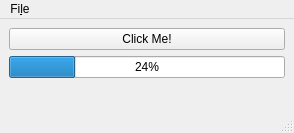
Before: the Qt Designer form mainwindow.ui in mrutyunjayagadanayak/SimpleGame, drawn with Qt 5.
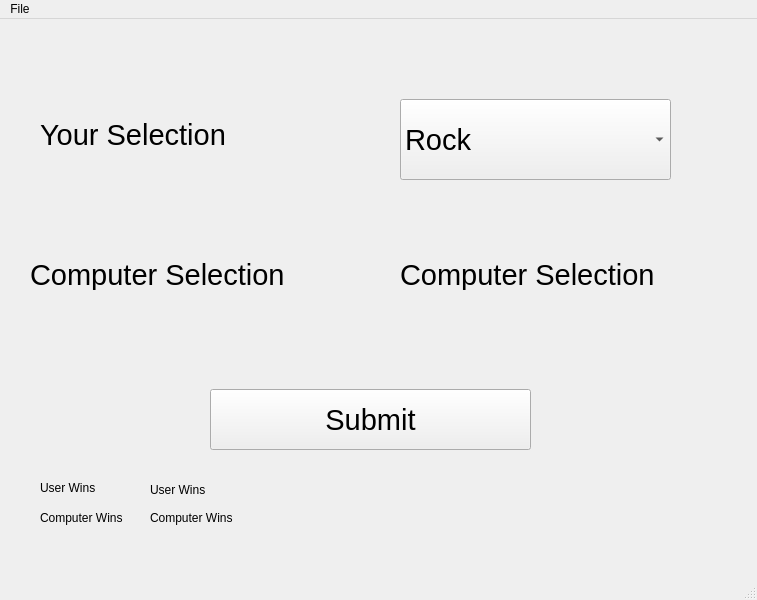
After: the same form once the commit is applied.

What changed in the file:
```diff
--- a/mainwindow.ui
+++ b/mainwindow.ui
@@ -6,56 +6,181 @@
    <rect>
     <x>0</x>
     <y>0</y>
-    <width>294</width>
-    <height>133</height>
+    <width>757</width>
+    <height>600</height>
    </rect>
   </property>
   <property name="windowTitle">
    <string>MainWindow</string>
   </property>
   <widget class="QWidget" name="centralwidget">
-   <layout class="QVBoxLayout" name="verticalLayout">
+   <widget class="QComboBox" name="userSelection">
+    <property name="geometry">
+     <rect>
+      <x>400</x>
+      <y>80</y>
+      <width>271</width>
+      <height>81</height>
+     </rect>
+    </property>
+    <property name="font">
+     <font>
+      <pointsize>22</pointsize>
+     </font>
+    </property>
     <item>
-     <widget class="QPushButton" name="pushButton">
-      <property name="text">
-       <string>Click Me!</string>
-      </property>
-     </widget>
+     <property name="text">
+      <string>Rock</string>
+     </property>
     </item>
     <item>
-     <widget class="QProgressBar" name="progressBar">
-      <property name="value">
-       <number>24</number>
-      </property>
-     </widget>
+     <property name="text">
+      <string>Paper</string>
+     </property>
     </item>
     <item>
-     <spacer name="verticalSpacer">
-      <property name="orientation">
-       <enum>Qt::Vertical</enum>
-      </property>
-      <property name="sizeHint" stdset="0">
-       <size>
-        <width>20</width>
-        <height>40</height>
-       </size>
-      </property>
-     </spacer>
+     <property name="text">
+      <string>Scissor</string>
+     </property>
     </item>
-   </layout>
+   </widget>
+   <widget class="QLabel" name="label">
+    <property name="geometry">
+     <rect>
+      <x>40</x>
+      <y>100</y>
+      <width>201</width>
+      <height>31</height>
+     </rect>
+    </property>
+    <property name="font">
+     <font>
+      <pointsize>22</pointsize>
+     </font>
+    </property>
+    <property name="text">
+     <string>Your Selection</string>
+    </property>
+   </widget>
+   <widget class="QLabel" name="label_2">
+    <property name="geometry">
+     <rect>
+      <x>30</x>
+      <y>240</y>
+      <width>311</width>
+      <height>31</height>
+     </rect>
+    </property>
+    <property name="font">
+     <font>
+      <pointsize>22</pointsize>
+     </font>
+    </property>
+    <property name="text">
+     <string>Computer Selection</string>
+    </property>
+   </widget>
+   <widget class="QLabel" name="computeSelection">
+    <property name="geometry">
+     <rect>
+      <x>400</x>
+      <y>240</y>
+      <width>311</width>
+      <height>31</height>
+     </rect>
+    </property>
+    <property name="font">
+     <font>
+      <pointsize>22</pointsize>
+     </font>
+    </property>
+    <property name="text">
+     <string>Computer Selection</string>
+    </property>
+   </widget>
+   <widget class="QPushButton" name="pushButton">
+    <property name="geometry">
+     <rect>
+      <x>210</x>
+      <y>370</y>
+      <width>321</width>
+      <height>61</height>
+     </rect>
+    </property>
+    <property name="font">
+     <font>
+      <pointsize>22</pointsize>
+     </font>
+    </property>
+    <property name="text">
+     <string>Submit</string>
+    </property>
+   </widget>
+   <widget class="QLabel" name="label_3">
+    <property name="geometry">
+     <rect>
+      <x>40</x>
+      <y>460</y>
+      <width>81</width>
+      <height>17</height>
+     </rect>
+    </property>
+    <property name="text">
+     <string>User Wins</string>
+    </property>
+   </widget>
+   <widget class="QLabel" name="label_4">
+    <property name="geometry">
+     <rect>
+      <x>40</x>
+      <y>490</y>
+      <width>91</width>
+      <height>17</height>
+     </rect>
+    </property>
+    <property name="text">
+     <string>Computer Wins</string>
+    </property>
+   </widget>
+   <widget class="QLabel" name="userWins">
+    <property name="geometry">
+     <rect>
+      <x>150</x>
+      <y>460</y>
+      <width>81</width>
+      <height>21</height>
+     </rect>
+    </property>
+    <property name="text">
+     <string>User Wins</string>
+    </property>
+   </widget>
+   <widget class="QLabel" name="computerWins">
+    <property name="geometry">
+     <rect>
+      <x>150</x>
+      <y>490</y>
+      <width>91</width>
+      <height>17</height>
+     </rect>
+    </property>
+    <property name="text">
+     <string>Computer Wins</string>
+    </property>
+   </widget>
   </widget>
   <widget class="QMenuBar" name="menubar">
    <property name="geometry">
     <rect>
      <x>0</x>
      <y>0</y>
-     <width>294</width>
-     <height>29</height>
+     <width>757</width>
+     <height>22</height>
     </rect>
    </property>
    <widget class="QMenu" name="menuFile">
     <property name="title">
-     <string>Fi&amp;le</string>
+     <string>File</string>
     </property>
     <addaction name="actionQuit"/>
    </widget>
```
Left out of the diff: 33 changed lines with no effect on the pictures.
